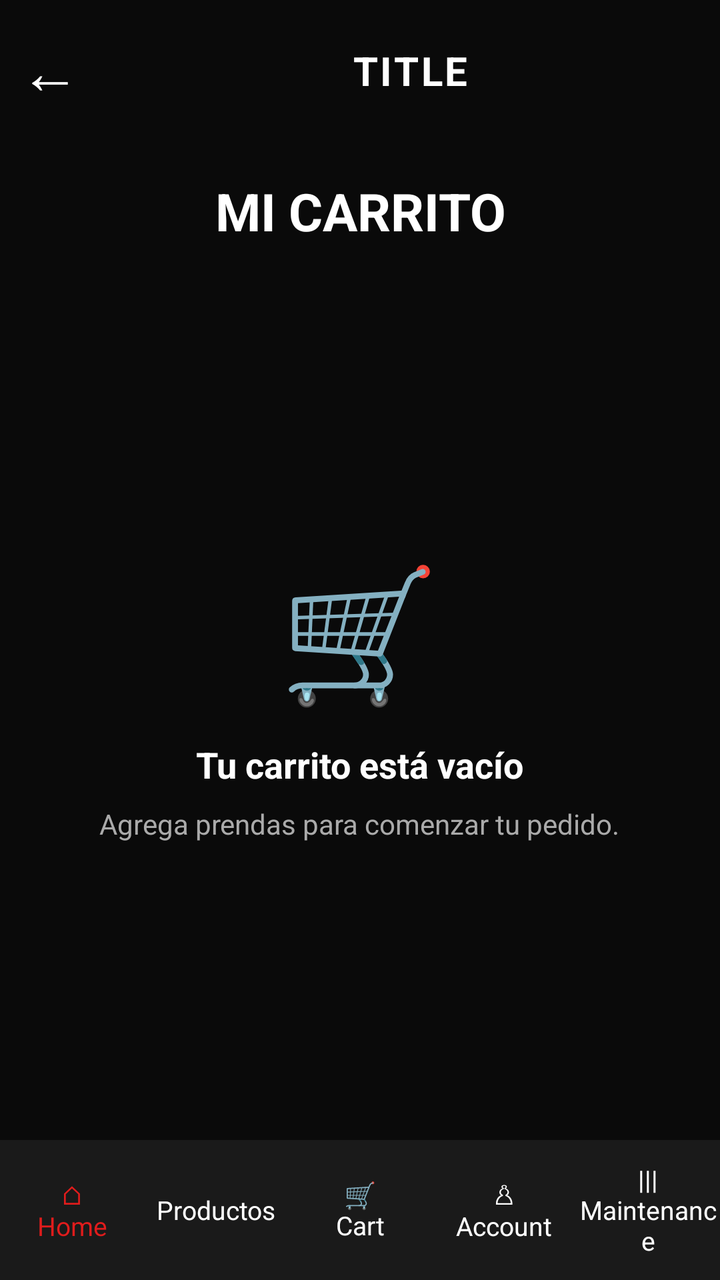
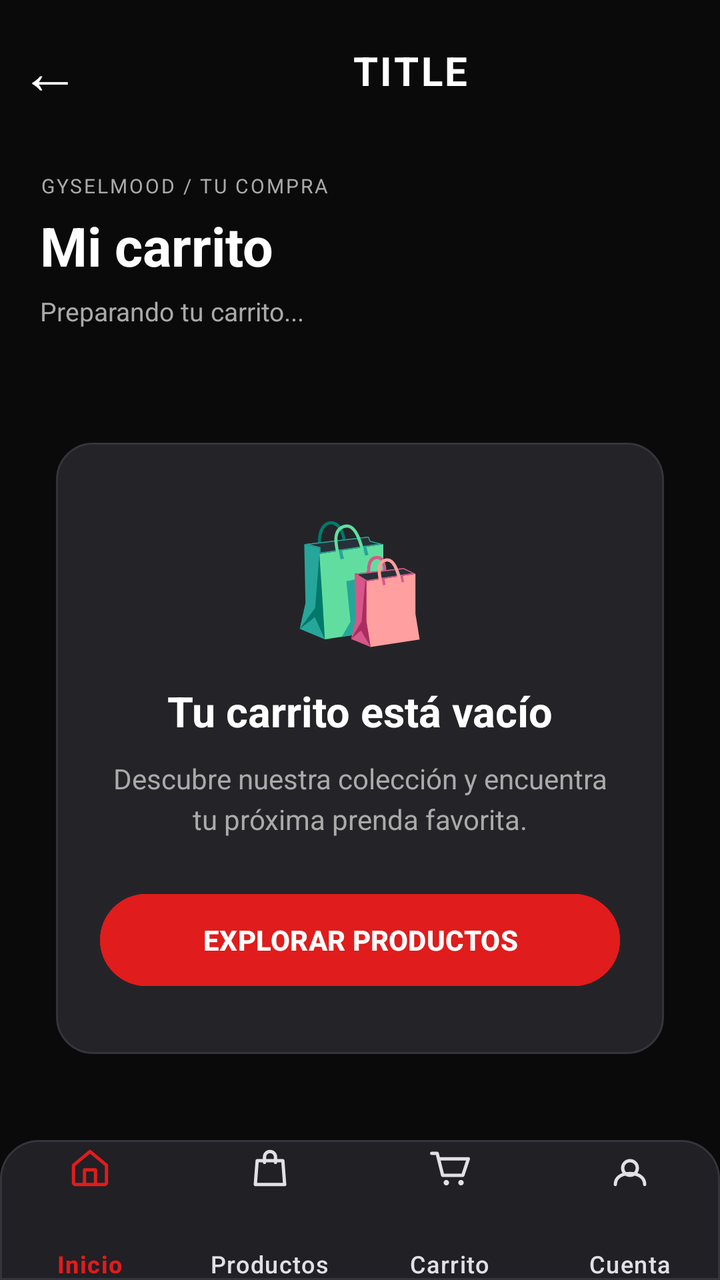

Screens rendered from an Android XML layout before and after an edit, with the pre-edit source and the edit as a unified diff.
<!-- AndroidManifest.xml: application theme Theme.GyselMode -->
<!-- res/layout/activity_cart.xml -->
<?xml version="1.0" encoding="utf-8"?>
<androidx.constraintlayout.widget.ConstraintLayout
    xmlns:android="http://schemas.android.com/apk/res/android"
    xmlns:app="http://schemas.android.com/apk/res-auto"
    android:layout_width="match_parent"
    android:layout_height="match_parent"
    android:background="@color/gysel_black">

    <include
        android:id="@+id/includeTopNavigation"
        layout="@layout/top_navigation"
        android:layout_width="0dp"
        android:layout_height="70dp"
        app:layout_constraintTop_toTopOf="parent"
        app:layout_constraintStart_toStartOf="parent"
        app:layout_constraintEnd_toEndOf="parent" />

    <TextView
        android:id="@+id/txtTituloCarrito"
        android:layout_width="0dp"
        android:layout_height="wrap_content"
        android:text="MI CARRITO"
        android:textColor="@color/gysel_white"
        android:textSize="26sp"
        android:textStyle="bold"
        android:gravity="center"
        android:layout_marginTop="18dp"
        app:layout_constraintTop_toBottomOf="@id/includeTopNavigation"
        app:layout_constraintStart_toStartOf="parent"
        app:layout_constraintEnd_toEndOf="parent" />

    <LinearLayout
        android:id="@+id/contenedorVacio"
        android:layout_width="0dp"
        android:layout_height="0dp"
        android:orientation="vertical"
        android:gravity="center"
        android:padding="24dp"
        app:layout_constraintTop_toBottomOf="@id/txtTituloCarrito"
        app:layout_constraintBottom_toTopOf="@id/includeBottomNavigation"
        app:layout_constraintStart_toStartOf="parent"
        app:layout_constraintEnd_toEndOf="parent">

        <TextView
            android:layout_width="wrap_content"
            android:layout_height="wrap_content"
            android:text="🛒"
            android:textSize="65sp" />

        <TextView
            android:id="@+id/txtMensaje"
            android:layout_width="wrap_content"
            android:layout_height="wrap_content"
            android:text="Tu carrito está vacío"
            android:textColor="@color/gysel_white"
            android:textSize="18sp"
            android:textStyle="bold"
            android:layout_marginTop="12dp" />

        <TextView
            android:id="@+id/txtDescripcion"
            android:layout_width="wrap_content"
            android:layout_height="wrap_content"
            android:text="Agrega prendas para comenzar tu pedido."
            android:textColor="@color/gysel_light_gray"
            android:textSize="14sp"
            android:gravity="center"
            android:layout_marginTop="8dp" />

    </LinearLayout>

    <androidx.recyclerview.widget.RecyclerView
        android:id="@+id/recyclerCarrito"
        android:layout_width="0dp"
        android:layout_height="0dp"
        android:clipToPadding="false"
        android:paddingStart="16dp"
        android:paddingEnd="16dp"
        android:paddingTop="12dp"
        android:paddingBottom="12dp"
        android:visibility="gone"
        app:layout_constraintTop_toBottomOf="@id/txtTituloCarrito"
        app:layout_constraintBottom_toTopOf="@id/panelResumen"
        app:layout_constraintStart_toStartOf="parent"
        app:layout_constraintEnd_toEndOf="parent" />

    <LinearLayout
        android:id="@+id/panelResumen"
        android:layout_width="0dp"
        android:layout_height="wrap_content"
        android:orientation="vertical"
        android:padding="16dp"
        android:background="#181818"
        android:visibility="gone"
        app:layout_constraintBottom_toTopOf="@id/includeBottomNavigation"
        app:layout_constraintStart_toStartOf="parent"
        app:layout_constraintEnd_toEndOf="parent">

        <TextView
            android:id="@+id/txtSubtotalCarrito"
            android:layout_width="match_parent"
            android:layout_height="wrap_content"
            android:text="Subtotal: S/ 0.00"
            android:textColor="@color/gysel_white"
            android:textSize="18sp"
            android:textStyle="bold"
            android:gravity="end"
            android:layout_marginBottom="12dp" />

        <Button
            android:id="@+id/btnContinuarPedido"
            android:layout_width="match_parent"
            android:layout_height="52dp"
            android:text="CONTINUAR PEDIDO"
            android:textColor="@color/gysel_white"
            android:backgroundTint="@color/gysel_red" />

    </LinearLayout>

    <include
        android:id="@+id/includeBottomNavigation"
        layout="@layout/bottom_navigation"
        android:layout_width="0dp"
        android:layout_height="70dp"
        app:layout_constraintBottom_toBottomOf="parent"
        app:layout_constraintStart_toStartOf="parent"
        app:layout_constraintEnd_toEndOf="parent" />

</androidx.constraintlayout.widget.ConstraintLayout>
<!-- res/layout/top_navigation.xml (included above) -->
<?xml version="1.0" encoding="utf-8"?>
<androidx.constraintlayout.widget.ConstraintLayout
    xmlns:android="http://schemas.android.com/apk/res/android"
    xmlns:app="http://schemas.android.com/apk/res-auto"
    android:layout_width="match_parent"
    android:layout_height="70dp"
    android:background="@color/gysel_black">

    
    <TextView
        android:id="@+id/btnVolver"
        android:layout_width="50dp"
        android:layout_height="match_parent"
        android:gravity="center"
        android:text="←"
        android:textColor="@color/gysel_white"
        android:textSize="30sp"
        android:clickable="true"
        android:focusable="true"
        android:background="?attr/selectableItemBackgroundBorderless"
        app:layout_constraintStart_toStartOf="parent"
        app:layout_constraintTop_toTopOf="parent"
        app:layout_constraintBottom_toBottomOf="parent" />

    
    <TextView
        android:id="@+id/txtTitulo"
        android:layout_width="0dp"
        android:layout_height="wrap_content"
        android:gravity="center"
        android:text="@string/top_nav_title_placeholder"
        android:textColor="@color/gysel_white"
        android:textSize="20sp"
        android:textStyle="bold"
        android:letterSpacing="0.06"
        app:layout_constraintStart_toEndOf="@id/btnVolver"
        app:layout_constraintEnd_toEndOf="parent"
        app:layout_constraintTop_toTopOf="parent"
        app:layout_constraintBottom_toBottomOf="parent" />

</androidx.constraintlayout.widget.ConstraintLayout>
<!-- res/layout/bottom_navigation.xml (included above) -->
<?xml version="1.0" encoding="utf-8"?>
<LinearLayout
    xmlns:android="http://schemas.android.com/apk/res/android"
    android:id="@+id/bottomNavigation"
    android:layout_width="match_parent"
    android:layout_height="70dp"
    android:background="@color/gysel_dark_gray"
    android:gravity="center"
    android:orientation="horizontal">

    
    <TextView
        android:id="@+id/navInicio"
        android:layout_width="0dp"
        android:layout_height="match_parent"
        android:layout_weight="1"
        android:gravity="center"
        android:text="@string/bottom_nav_home"
        android:textColor="@color/gysel_red"
        android:textSize="13sp" />

    
    <TextView
        android:id="@+id/navProductos"
        android:layout_width="0dp"
        android:layout_height="match_parent"
        android:layout_weight="1"
        android:gravity="center"
        android:text="Productos"
        android:textColor="@color/gysel_white"
        android:textSize="13sp" />

    
    <TextView
        android:id="@+id/navCarrito"
        android:layout_width="0dp"
        android:layout_height="match_parent"
        android:layout_weight="1"
        android:gravity="center"
        android:text="@string/bottom_nav_cart"
        android:textColor="@color/gysel_white"
        android:textSize="13sp" />

    
    <TextView
        android:id="@+id/navCuenta"
        android:layout_width="0dp"
        android:layout_height="match_parent"
        android:layout_weight="1"
        android:gravity="center"
        android:text="@string/bottom_nav_account"
        android:textColor="@color/gysel_white"
        android:textSize="13sp" />
    
    <TextView
        android:id="@+id/navMantenimiento"
        android:layout_width="0dp"
        android:layout_height="match_parent"
        android:layout_weight="1"
        android:gravity="center"
        android:text="@string/bottom_nav_maintenance"
        android:textColor="@color/gysel_white"
        android:textSize="13sp" />

</LinearLayout>
<!-- resources referenced by this layout -->
<resources>
  <color name="gysel_black">#0A0A0A</color>
  <color name="gysel_dark_gray">#1A1A1A</color>
  <color name="gysel_light_gray">#AAAAAA</color>
  <color name="gysel_red">#E01C1C</color>
  <color name="gysel_white">#FFFFFF</color>
  <string name="bottom_nav_account">♙\nAccount</string>
  <string name="bottom_nav_cart">🛒\nCart</string>
  <string name="bottom_nav_home">⌂\nHome</string>
  <string name="bottom_nav_maintenance">|||\nMaintenance</string>
  <string name="top_nav_title_placeholder">TITLE</string>
  <style name="Theme.GyselMode" parent="Base.Theme.GyselMode" />
  <style name="Base.Theme.GyselMode" parent="Theme.Material3.DayNight.NoActionBar">
          
          
      </style>
</resources>

<!-- the commit's change to res/layout/activity_cart.xml (unified diff, before → after) -->
@@ -6,6 +6,7 @@
     android:layout_height="match_parent"
     android:background="@color/gysel_black">
 
+    
     <include
         android:id="@+id/includeTopNavigation"
         layout="@layout/top_navigation"
@@ -13,110 +14,267 @@
         android:layout_height="70dp"
         app:layout_constraintTop_toTopOf="parent"
         app:layout_constraintStart_toStartOf="parent"
-        app:layout_constraintEnd_toEndOf="parent" />
-
-    <TextView
-        android:id="@+id/txtTituloCarrito"
+        app:layout_constraintEnd_toEndOf="parent"/>
+
+    
+    <LinearLayout
+        android:id="@+id/headerCarrito"
         android:layout_width="0dp"
         android:layout_height="wrap_content"
-        android:text="MI CARRITO"
-        android:textColor="@color/gysel_white"
-        android:textSize="26sp"
-        android:textStyle="bold"
-        android:gravity="center"
-        android:layout_marginTop="18dp"
+        android:orientation="vertical"
+        android:paddingStart="20dp"
+        android:paddingTop="16dp"
+        android:paddingEnd="20dp"
+        android:paddingBottom="14dp"
         app:layout_constraintTop_toBottomOf="@id/includeTopNavigation"
         app:layout_constraintStart_toStartOf="parent"
-        app:layout_constraintEnd_toEndOf="parent" />
-
+        app:layout_constraintEnd_toEndOf="parent">
+
+        <TextView
+            android:layout_width="match_parent"
+            android:layout_height="wrap_content"
+            android:text="GYSELMOOD / TU COMPRA"
+            android:textColor="@color/gysel_light_gray"
+            android:textSize="10sp"
+            android:letterSpacing="0.1"/>
+
+        <TextView
+            android:id="@+id/txtTituloCarrito"
+            android:layout_width="match_parent"
+            android:layout_height="wrap_content"
+            android:layout_marginTop="5dp"
+            android:text="Mi carrito"
+            android:textColor="@color/gysel_white"
+            android:textSize="27sp"
+            android:textStyle="bold"/>
+
+        <TextView
+            android:id="@+id/txtContadorCarrito"
+            android:layout_width="match_parent"
+            android:layout_height="wrap_content"
+            android:layout_marginTop="6dp"
+            android:text="Preparando tu carrito..."
+            android:textColor="@color/gysel_light_gray"
+            android:textSize="13sp"/>
+
+    </LinearLayout>
+
+    
     <LinearLayout
         android:id="@+id/contenedorVacio"
         android:layout_width="0dp"
         android:layout_height="0dp"
+        android:gravity="center"
         android:orientation="vertical"
-        android:gravity="center"
-        android:padding="24dp"
-        app:layout_constraintTop_toBottomOf="@id/txtTituloCarrito"
+        android:paddingStart="28dp"
+        android:paddingEnd="28dp"
+        app:layout_constraintTop_toBottomOf="@id/headerCarrito"
         app:layout_constraintBottom_toTopOf="@id/includeBottomNavigation"
         app:layout_constraintStart_toStartOf="parent"
         app:layout_constraintEnd_toEndOf="parent">
 
-        <TextView
-            android:layout_width="wrap_content"
-            android:layout_height="wrap_content"
-            android:text="🛒"
-            android:textSize="65sp" />
-
-        <TextView
-            android:id="@+id/txtMensaje"
-            android:layout_width="wrap_content"
-            android:layout_height="wrap_content"
-            android:text="Tu carrito está vacío"
-            android:textColor="@color/gysel_white"
-            android:textSize="18sp"
-            android:textStyle="bold"
-            android:layout_marginTop="12dp" />
-
-        <TextView
-            android:id="@+id/txtDescripcion"
-            android:layout_width="wrap_content"
-            android:layout_height="wrap_content"
-            android:text="Agrega prendas para comenzar tu pedido."
-            android:textColor="@color/gysel_light_gray"
-            android:textSize="14sp"
+        <LinearLayout
+            android:layout_width="match_parent"
+            android:layout_height="wrap_content"
+            android:background="@drawable/bg_home_card"
             android:gravity="center"
-            android:layout_marginTop="8dp" />
+            android:orientation="vertical"
+            android:paddingStart="22dp"
+            android:paddingTop="30dp"
+            android:paddingEnd="22dp"
+            android:paddingBottom="30dp">
+
+            <TextView
+                android:layout_width="wrap_content"
+                android:layout_height="wrap_content"
+                android:text="🛍️"
+                android:textSize="57sp"
+                android:contentDescription="Bolsa de compras"/>
+
+            <TextView
+                android:id="@+id/txtMensaje"
+                android:layout_width="match_parent"
+                android:layout_height="wrap_content"
+                android:layout_marginTop="14dp"
+                android:gravity="center"
+                android:text="Tu carrito está vacío"
+                android:textColor="@color/gysel_white"
+                android:textSize="21sp"
+                android:textStyle="bold"/>
+
+            <TextView
+                android:id="@+id/txtDescripcion"
+                android:layout_width="match_parent"
+                android:layout_height="wrap_content"
+                android:layout_marginTop="10dp"
+                android:gravity="center"
+                android:lineSpacingExtra="4dp"
+                android:text="Descubre nuestra colección y encuentra tu próxima prenda favorita."
+                android:textColor="@color/gysel_light_gray"
+                android:textSize="14sp"/>
+
+            <Button
+                android:id="@+id/btnExplorarProductos"
+                android:layout_width="match_parent"
+                android:layout_height="54dp"
+                android:layout_marginTop="24dp"
+                android:backgroundTint="@color/gysel_red"
+                android:text="EXPLORAR PRODUCTOS"
+                android:textColor="@color/gysel_white"
+                android:textSize="14sp"
+                android:textStyle="bold"/>
+
+        </LinearLayout>
 
     </LinearLayout>
 
+    
     <androidx.recyclerview.widget.RecyclerView
         android:id="@+id/recyclerCarrito"
         android:layout_width="0dp"
         android:layout_height="0dp"
         android:clipToPadding="false"
-        android:paddingStart="16dp"
-        android:paddingEnd="16dp"
-        android:paddingTop="12dp"
-        android:paddingBottom="12dp"
+        android:paddingStart="14dp"
+        android:paddingTop="8dp"
+        android:paddingEnd="14dp"
+        android:paddingBottom="20dp"
+        android:scrollbars="none"
         android:visibility="gone"
-        app:layout_constraintTop_toBottomOf="@id/txtTituloCarrito"
+        app:layout_constraintTop_toBottomOf="@id/headerCarrito"
         app:layout_constraintBottom_toTopOf="@id/panelResumen"
         app:layout_constraintStart_toStartOf="parent"
-        app:layout_constraintEnd_toEndOf="parent" />
-
+        app:layout_constraintEnd_toEndOf="parent"/>
+
+    
     <LinearLayout
         android:id="@+id/panelResumen"
         android:layout_width="0dp"
         android:layout_height="wrap_content"
         android:orientation="vertical"
-        android:padding="16dp"
-        android:background="#181818"
+        android:paddingStart="20dp"
+        android:paddingTop="17dp"
+        android:paddingEnd="20dp"
+        android:paddingBottom="15dp"
+        android:background="@drawable/bg_cart_summary"
         android:visibility="gone"
         app:layout_constraintBottom_toTopOf="@id/includeBottomNavigation"
         app:layout_constraintStart_toStartOf="parent"
         app:layout_constraintEnd_toEndOf="parent">
 
         <TextView
-            android:id="@+id/txtSubtotalCarrito"
-            android:layout_width="match_parent"
-            android:layout_height="wrap_content"
-            android:text="Subtotal: S/ 0.00"
+            android:layout_width="match_parent"
+            android:layout_height="wrap_content"
+            android:text="RESUMEN DE COMPRA"
             android:textColor="@color/gysel_white"
-            android:textSize="18sp"
+            android:textSize="14sp"
             android:textStyle="bold"
-            android:gravity="end"
-            android:layout_marginBottom="12dp" />
+            android:letterSpacing="0.06"/>
+
+        <LinearLayout
+            android:layout_width="match_parent"
+            android:layout_height="wrap_content"
+            android:layout_marginTop="14dp"
+            android:gravity="center_vertical"
+            android:orientation="horizontal">
+
+            <TextView
+                android:layout_width="0dp"
+                android:layout_height="wrap_content"
+                android:layout_weight="1"
+                android:text="Productos"
+                android:textColor="@color/gysel_light_gray"
+                android:textSize="13sp"/>
+
+            <TextView
+                android:id="@+id/txtCantidadResumenCarrito"
+                android:layout_width="wrap_content"
+                android:layout_height="wrap_content"
+                android:text="0 unidades"
+                android:textColor="@color/gysel_white"
+                android:textSize="13sp"/>
+
+        </LinearLayout>
+
+        <LinearLayout
+            android:layout_width="match_parent"
+            android:layout_height="wrap_content"
+            android:layout_marginTop="10dp"
+            android:gravity="center_vertical"
+            android:orientation="horizontal">
+
+            <TextView
+                android:layout_width="0dp"
+                android:layout_height="wrap_content"
+                android:layout_weight="1"
+                android:text="Envío"
+                android:textColor="@color/gysel_light_gray"
+                android:textSize="13sp"/>
+
+            <TextView
+                android:layout_width="wrap_content"
+                android:layout_height="wrap_content"
+                android:text="Se calcula al continuar"
+                android:textColor="@color/gysel_light_gray"
+                android:textSize="12sp"/>
+
+        </LinearLayout>
+
+        <View
+            android:layout_width="match_parent"
+            android:layout_height="1dp"
+            android:layout_marginTop="15dp"
+            android:layout_marginBottom="15dp"
+            android:background="#424248"/>
+
+        <LinearLayout
+            android:layout_width="match_parent"
+            android:layout_height="wrap_content"
+            android:gravity="center_vertical"
+            android:orientation="horizontal">
+
+            <TextView
+                android:layout_width="0dp"
+                android:layout_height="wrap_content"
+                android:layout_weight="1"
+                android:text="Subtotal"
+                android:textColor="@color/gysel_white"
+                android:textSize="16sp"
+                android:textStyle="bold"/>
+
+            <TextView
+                android:id="@+id/txtSubtotalCarrito"
+                android:layout_width="wrap_content"
+                android:layout_height="wrap_content"
+                android:text="S/ 0.00"
+                android:textColor="#FF7777"
+                android:textSize="24sp"
+                android:textStyle="bold"/>
+
+        </LinearLayout>
 
         <Button
             android:id="@+id/btnContinuarPedido"
             android:layout_width="match_parent"
-            android:layout_height="52dp"
-            android:text="CONTINUAR PEDIDO"
+            android:layout_height="58dp"
+            android:layout_marginTop="18dp"
+            android:backgroundTint="@color/gysel_red"
+            android:text="CONTINUAR PEDIDO  →"
             android:textColor="@color/gysel_white"
-            android:backgroundTint="@color/gysel_red" />
+            android:textSize="14sp"
+            android:textStyle="bold"/>
+
+        <TextView
+            android:layout_width="match_parent"
+            android:layout_height="wrap_content"
+            android:layout_marginTop="7dp"
+            android:gravity="center"
+            android:text="El total final se confirma en el checkout"
+            android:textColor="@color/gysel_light_gray"
+            android:textSize="11sp"/>
 
     </LinearLayout>
 
+    
     <include
         android:id="@+id/includeBottomNavigation"
         layout="@layout/bottom_navigation"
@@ -124,7 +282,7 @@
         android:layout_height="70dp"
         app:layout_constraintBottom_toBottomOf="parent"
         app:layout_constraintStart_toStartOf="parent"
-        app:layout_constraintEnd_toEndOf="parent" />
+        app:layout_constraintEnd_toEndOf="parent"/>
 
 </androidx.constraintlayout.widget.ConstraintLayout>
 <!-- res/layout/top_navigation.xml (included above) -->
@@ -171,67 +329,24 @@
 </androidx.constraintlayout.widget.ConstraintLayout>
 <!-- res/layout/bottom_navigation.xml (included above) -->
 <?xml version="1.0" encoding="utf-8"?>
-<LinearLayout
+<com.google.android.material.bottomnavigation.BottomNavigationView
     xmlns:android="http://schemas.android.com/apk/res/android"
+    xmlns:app="http://schemas.android.com/apk/res-auto"
+
     android:id="@+id/bottomNavigation"
     android:layout_width="match_parent"
     android:layout_height="70dp"
-    android:background="@color/gysel_dark_gray"
-    android:gravity="center"
-    android:orientation="horizontal">
-
-    
-    <TextView
-        android:id="@+id/navInicio"
-        android:layout_width="0dp"
-        android:layout_height="match_parent"
-        android:layout_weight="1"
-        android:gravity="center"
-        android:text="@string/bottom_nav_home"
-        android:textColor="@color/gysel_red"
-        android:textSize="13sp" />
-
-    
-    <TextView
-        android:id="@+id/navProductos"
-        android:layout_width="0dp"
-        android:layout_height="match_parent"
-        android:layout_weight="1"
-        android:gravity="center"
-        android:text="Productos"
-        android:textColor="@color/gysel_white"
-        android:textSize="13sp" />
-
-    
-    <TextView
-        android:id="@+id/navCarrito"
-        android:layout_width="0dp"
-        android:layout_height="match_parent"
-        android:layout_weight="1"
-        android:gravity="center"
-        android:text="@string/bottom_nav_cart"
-        android:textColor="@color/gysel_white"
-        android:textSize="13sp" />
-
-    
-    <TextView
-        android:id="@+id/navCuenta"
-        android:layout_width="0dp"
-        android:layout_height="match_parent"
-        android:layout_weight="1"
-        android:gravity="center"
-        android:text="@string/bottom_nav_account"
-        android:textColor="@color/gysel_white"
-        android:textSize="13sp" />
-    
-    <TextView
-        android:id="@+id/navMantenimiento"
-        android:layout_width="0dp"
-        android:layout_height="match_parent"
-        android:layout_weight="1"
-        android:gravity="center"
-        android:text="@string/bottom_nav_maintenance"
-        android:textColor="@color/gysel_white"
-        android:textSize="13sp" />
-
-</LinearLayout>
+    android:background="@drawable/bg_bottom_navigation"
+    android:elevation="8dp"
+
+    app:menu="@menu/menu_bottom_navigation"
+    app:labelVisibilityMode="labeled"
+
+    app:itemIconSize="22dp"
+    app:itemIconTint="@color/bottom_nav_item_colors"
+    app:itemTextColor="@color/bottom_nav_item_colors"
+
+    app:itemHorizontalTranslationEnabled="false"
+    app:itemPaddingTop="3dp"
+    app:itemPaddingBottom="3dp"
+    app:itemRippleColor="#334E3035"/>
<!-- resource entries referenced after the edit -->
@@ -1,14 +1,55 @@
 <!-- resources referenced by this layout -->
 <resources>
   <color name="gysel_black">#0A0A0A</color>
-  <color name="gysel_dark_gray">#1A1A1A</color>
   <color name="gysel_light_gray">#AAAAAA</color>
   <color name="gysel_red">#E01C1C</color>
   <color name="gysel_white">#FFFFFF</color>
-  <string name="bottom_nav_account">♙\nAccount</string>
-  <string name="bottom_nav_cart">🛒\nCart</string>
-  <string name="bottom_nav_home">⌂\nHome</string>
-  <string name="bottom_nav_maintenance">|||\nMaintenance</string>
+  <!-- drawable bg_bottom_navigation (drawable) -->
+  <?xml version="1.0" encoding="utf-8"?>
+  <shape xmlns:android="http://schemas.android.com/apk/res/android"
+      android:shape="rectangle">
+  
+      <solid android:color="#202025"/>
+  
+      <corners
+          android:topLeftRadius="19dp"
+          android:topRightRadius="19dp"/>
+  
+      <stroke
+          android:width="1dp"
+          android:color="#34343C"/>
+  
+  </shape>
+  <!-- drawable bg_cart_summary (drawable) -->
+  <?xml version="1.0" encoding="utf-8"?>
+  <shape xmlns:android="http://schemas.android.com/apk/res/android"
+      android:shape="rectangle">
+  
+      <solid android:color="#222227"/>
+  
+      <corners
+          android:topLeftRadius="20dp"
+          android:topRightRadius="20dp"/>
+  
+      <stroke
+          android:width="1dp"
+          android:color="#38383E"/>
+  
+  </shape>
+  <!-- drawable bg_home_card (drawable) -->
+  <?xml version="1.0" encoding="utf-8"?>
+  <shape xmlns:android="http://schemas.android.com/apk/res/android"
+      android:shape="rectangle">
+  
+      <solid android:color="#242428"/>
+  
+      <corners android:radius="18dp"/>
+  
+      <stroke
+          android:width="1dp"
+          android:color="#34343A"/>
+  
+  </shape>
   <string name="top_nav_title_placeholder">TITLE</string>
   <style name="Theme.GyselMode" parent="Base.Theme.GyselMode" />
   <style name="Base.Theme.GyselMode" parent="Theme.Material3.DayNight.NoActionBar">
